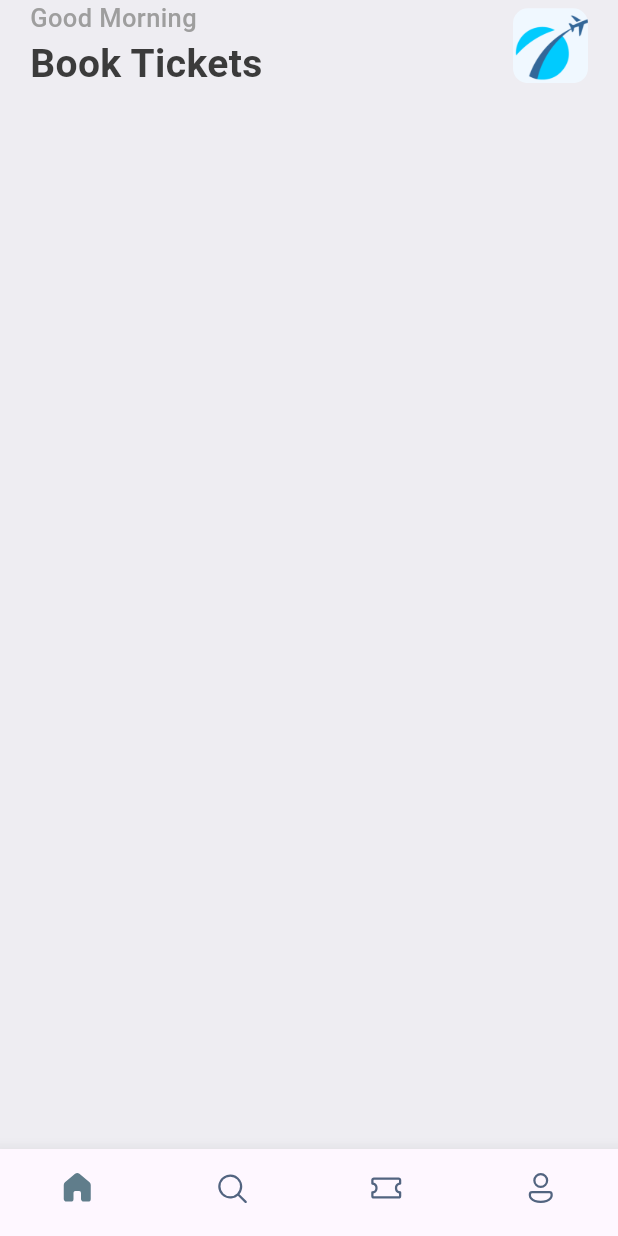
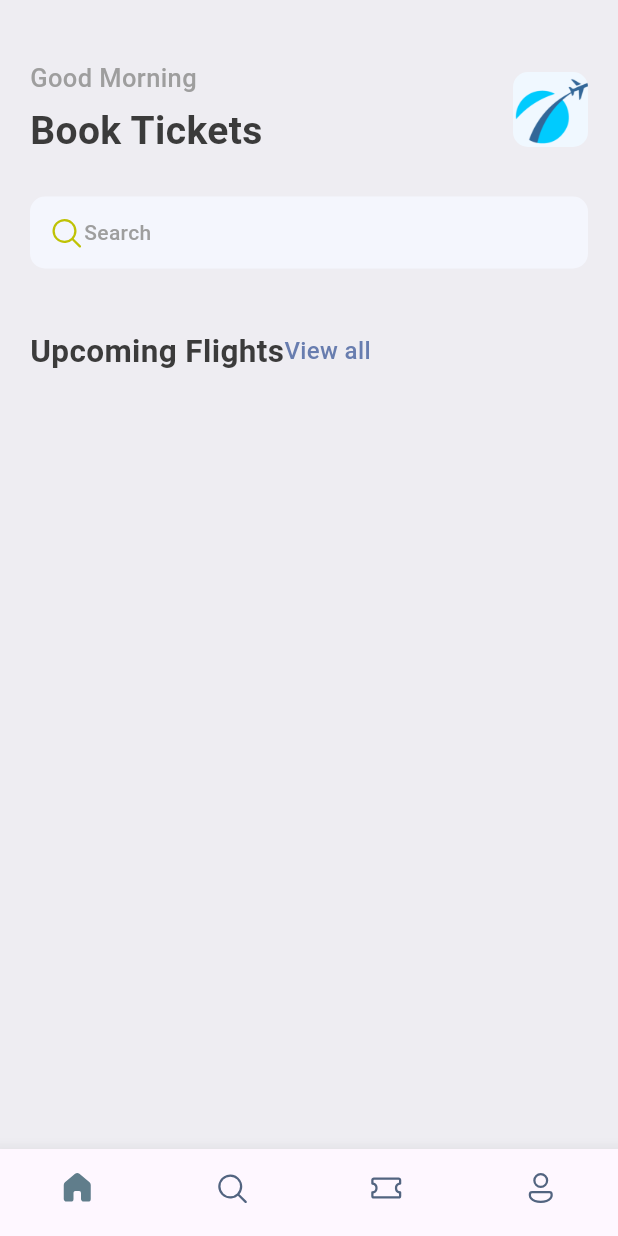
Before and after one commit to berinackr/Ticket_Booking_App, a Flutter app: the screen it shows after launch, on a phone screen of 412 x 824 dp. Run offline on Flutter 3.47's test engine with Material 3 defaults, Android fonts, the phone set to English and light mode, and no system bars; our stand-ins replace fluentui_icons, gap.

Commit message:
completed search bar and some texts

```diff
--- a/lib/screens/bottom_bar.dart
+++ b/lib/screens/bottom_bar.dart
@@ -12,7 +12,7 @@ class BottomBar extends StatefulWidget {
 class _BottomBarState extends State<BottomBar> {
   int _selectedIndex = 0;
   static final List<Widget>_widgetOptions =<Widget>[
-    HomeScreen(),
+    const HomeScreen(),
     const Text("Search"),
     const Text("Tickets"),
     const Text("Profile")
--- a/lib/screens/home_screen.dart
+++ b/lib/screens/home_screen.dart
@@ -1,4 +1,7 @@
+import 'package:fluentui_icons/fluentui_icons.dart';
 import 'package:flutter/material.dart';
+import 'package:gap/gap.dart';
+//import 'package:gap/gap.dart';
 import 'package:ticket_booking_app/utils/app_styles.dart';
 
 class HomeScreen extends StatelessWidget {
@@ -14,6 +17,7 @@ class HomeScreen extends StatelessWidget {
             padding: const EdgeInsets.symmetric(horizontal: 20),
             child: Column(
               children: [
+                const Gap(40),
                 Row(
                   mainAxisAlignment: MainAxisAlignment.spaceBetween,
                   children: [
@@ -22,7 +26,8 @@ class HomeScreen extends StatelessWidget {
                       children: [
                         Text(
                           "Good Morning", style: Styles.headLineStyle3,
-                          ),
+                        ),
+                        const Gap(5),  // SizedBox(height: 5,), bunun yerine Gap pack. ekledik
                         Text(
                           "Book Tickets", style: Styles.headLineStyle1,
                         ),
@@ -43,6 +48,36 @@ class HomeScreen extends StatelessWidget {
                       ),
                     )
                   ],
+                ),
+                const Gap(25),
+                Container(
+                  decoration: BoxDecoration(
+                    borderRadius: BorderRadius.circular(10),
+                    color: const Color(0xFFF4F6FD)
+                  ),
+                  padding: const EdgeInsets.symmetric(horizontal: 12, vertical: 12),
+                  child:Row(
+                    children: [
+                      const Icon(FluentSystemIcons.ic_fluent_search_regular, color: Color(0xFFBFC205),),
+                      Text(
+                        "Search",
+                        style: Styles.headLineStyle4,
+                      )
+                    ],
+                  ),
+                ),
+                const Gap(40),
+                Row(
+                  children: [
+                    Text("Upcoming Flights", style: Styles.headLineStyle2,),
+                    // InkWell ile View all yazisi tiklanabilir hale geldi
+                    InkWell(
+                      onTap: () {
+                        print("you are tapped");
+                      },
+                      child: Text("View all", style: Styles.textStyle.copyWith(color: Styles.primaryColor),)
+                    )
+                  ],
                 )
               ],
             ),
--- a/pubspec.yaml
+++ b/pubspec.yaml
@@ -36,6 +36,7 @@ dependencies:
   # Use with the CupertinoIcons class for iOS style icons.
   cupertino_icons: ^1.0.2
   fluentui_icons: ^1.0.0
+  gap: ^3.0.1
 
 dev_dependencies:
   flutter_test:
```
Also changed, not shown: pubspec.lock.
